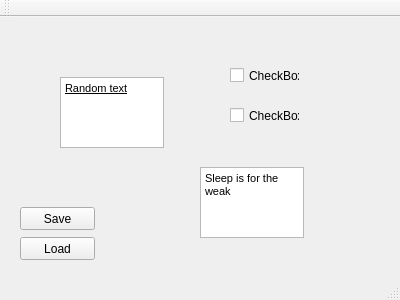
jjzhang166/QTGUI, file Development Deliverables/Qt Projects/Source/mainwindow.ui: the form before one commit.
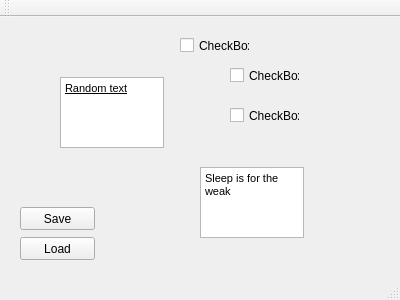
The form after the commit.

Patch:
```diff
--- a/Development Deliverables/Qt Projects/Source/mainwindow.ui
+++ b/Development Deliverables/Qt Projects/Source/mainwindow.ui
@@ -102,6 +102,19 @@
      <string>Load</string>
     </property>
    </widget>
+   <widget class="QCheckBox" name="checkBoxsdf">
+    <property name="geometry">
+     <rect>
+      <x>180</x>
+      <y>20</y>
+      <width>70</width>
+      <height>17</height>
+     </rect>
+    </property>
+    <property name="text">
+     <string>CheckBox</string>
+    </property>
+   </widget>
   </widget>
   <widget class="QMenuBar" name="menuBar">
    <property name="geometry">
```
